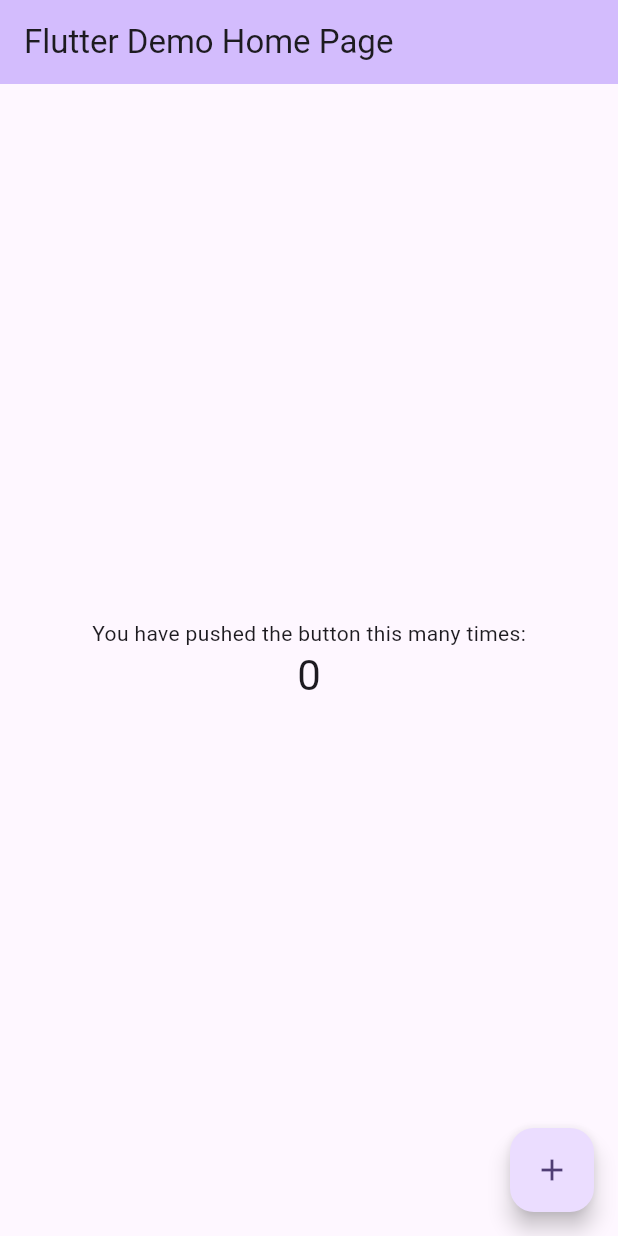
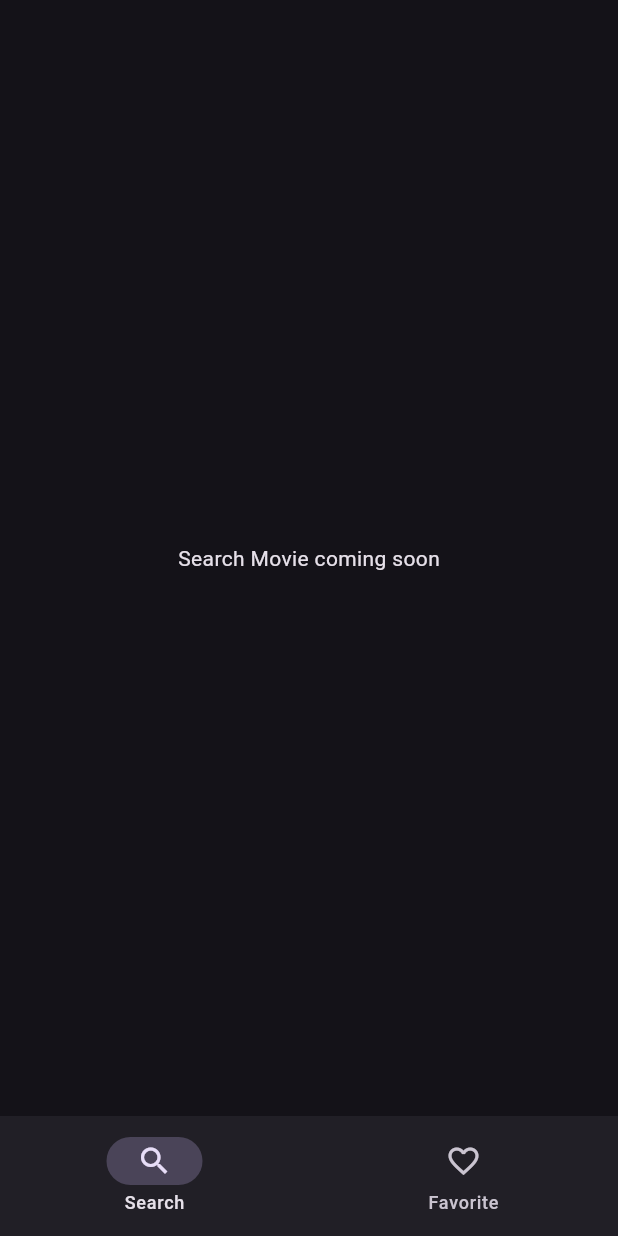
Before and after one commit to nosadaniel/friday_nite_movies, a Flutter app: the screen it shows after launch, on a phone screen of 412 x 824 dp. Run offline on Flutter 3.47's test engine with Material 3 defaults, Android fonts, the phone set to English and light mode, and no system bars; our stand-ins replace flutter_riverpod, go_router.

Commit message:
added routing and responsive navigation bar

```diff
--- a/lib/main.dart
+++ b/lib/main.dart
@@ -1,125 +1,22 @@
 import 'package:flutter/material.dart';
+import 'package:flutter_riverpod/flutter_riverpod.dart';
+import 'package:friday_nite_movies/src/routing/app_router.dart';
 
 void main() {
-  runApp(const MyApp());
+  runApp(const ProviderScope(child: MyApp()));
 }
 
-class MyApp extends StatelessWidget {
+class MyApp extends ConsumerWidget {
   const MyApp({super.key});
 
-  // This widget is the root of your application.
   @override
-  Widget build(BuildContext context) {
-    return MaterialApp(
-      title: 'Flutter Demo',
-      theme: ThemeData(
-        // This is the theme of your application.
-        //
-        // TRY THIS: Try running your application with "flutter run". You'll see
-        // the application has a blue toolbar. Then, without quitting the app,
-        // try changing the seedColor in the colorScheme below to Colors.green
-        // and then invoke "hot reload" (save your changes or press the "hot
-        // reload" button in a Flutter-supported IDE, or press "r" if you used
-        // the command line to start the app).
-        //
-        // Notice that the counter didn't reset back to zero; the application
-        // state is not lost during the reload. To reset the state, use hot
-        // restart instead.
-        //
-        // This works for code too, not just values: Most code changes can be
-        // tested with just a hot reload.
-        colorScheme: ColorScheme.fromSeed(seedColor: Colors.deepPurple),
-        useMaterial3: true,
-      ),
-      home: const MyHomePage(title: 'Flutter Demo Home Page'),
+  Widget build(BuildContext context, WidgetRef ref) {
+    final goRouter = ref.watch(goRouterProvider);
+    return MaterialApp.router(
+      routerConfig: goRouter,
+      title: "Flutter Demo",
+      debugShowCheckedModeBanner: false,
+      theme: ThemeData.dark(),
     );
   }
 }
-
-class MyHomePage extends StatefulWidget {
-  const MyHomePage({super.key, required this.title});
-
-  // This widget is the home page of your application. It is stateful, meaning
-  // that it has a State object (defined below) that contains fields that affect
-  // how it looks.
-
-  // This class is the configuration for the state. It holds the values (in this
-  // case the title) provided by the parent (in this case the App widget) and
-  // used by the build method of the State. Fields in a Widget subclass are
-  // always marked "final".
-
-  final String title;
-
-  @override
-  State<MyHomePage> createState() => _MyHomePageState();
-}
-
-class _MyHomePageState extends State<MyHomePage> {
-  int _counter = 0;
-
-  void _incrementCounter() {
-    setState(() {
-      // This call to setState tells the Flutter framework that something has
-      // changed in this State, which causes it to rerun the build method below
-      // so that the display can reflect the updated values. If we changed
-      // _counter without calling setState(), then the build method would not be
-      // called again, and so nothing would appear to happen.
-      _counter++;
-    });
-  }
-
-  @override
-  Widget build(BuildContext context) {
-    // This method is rerun every time setState is called, for instance as done
-    // by the _incrementCounter method above.
-    //
-    // The Flutter framework has been optimized to make rerunning build methods
-    // fast, so that you can just rebuild anything that needs updating rather
-    // than having to individually change instances of widgets.
-    return Scaffold(
-      appBar: AppBar(
-        // TRY THIS: Try changing the color here to a specific color (to
-        // Colors.amber, perhaps?) and trigger a hot reload to see the AppBar
-        // change color while the other colors stay the same.
-        backgroundColor: Theme.of(context).colorScheme.inversePrimary,
-        // Here we take the value from the MyHomePage object that was created by
-        // the App.build method, and use it to set our appbar title.
-        title: Text(widget.title),
-      ),
-      body: Center(
-        // Center is a layout widget. It takes a single child and positions it
-        // in the middle of the parent.
-        child: Column(
-          // Column is also a layout widget. It takes a list of children and
-          // arranges them vertically. By default, it sizes itself to fit its
-          // children horizontally, and tries to be as tall as its parent.
-          //
-          // Column has various properties to control how it sizes itself and
-          // how it positions its children. Here we use mainAxisAlignment to
-          // center the children vertically; the main axis here is the vertical
-          // axis because Columns are vertical (the cross axis would be
-          // horizontal).
-          //
-          // TRY THIS: Invoke "debug painting" (choose the "Toggle Debug Paint"
-          // action in the IDE, or press "p" in the console), to see the
-          // wireframe for each widget.
-          mainAxisAlignment: MainAxisAlignment.center,
-          children: <Widget>[
-            const Text(
-              'You have pushed the button this many times:',
-            ),
-            Text(
-              '$_counter',
-              style: Theme.of(context).textTheme.headlineMedium,
-            ),
-          ],
-        ),
-      ),
-      floatingActionButton: FloatingActionButton(
-        onPressed: _incrementCounter,
-        tooltip: 'Increment',
-        child: const Icon(Icons.add),
-      ), // This trailing comma makes auto-formatting nicer for build methods.
-    );
-  }
-}
--- /dev/null
+++ b/lib/src/features/movies/presentation/Movies_search_screen.dart
@@ -0,0 +1,13 @@
+import 'package:flutter/material.dart';
+import 'package:flutter_riverpod/flutter_riverpod.dart';
+
+class MoviesSearchScreen extends ConsumerWidget {
+  const MoviesSearchScreen({super.key});
+
+  @override
+  Widget build(BuildContext context, WidgetRef ref) {
+    return const Center(
+      child: Text("Search Movie coming soon"),
+    );
+  }
+}
--- /dev/null
+++ b/lib/src/localization/string_hardcoded.dart
@@ -0,0 +1,5 @@
+/// A simple placeholder that can be used to search all the hardcoded strings
+/// in the code (useful to identify strings that need to be localized).
+extension StringHardcoded on String {
+  String get hardcoded => this;
+}
--- /dev/null
+++ b/lib/src/routing/app_router.dart
@@ -0,0 +1,69 @@
+import 'package:flutter/material.dart';
+import 'package:flutter_riverpod/flutter_riverpod.dart';
+import 'package:friday_nite_movies/src/features/favorites/presentation/favorites_screen.dart';
+import 'package:friday_nite_movies/src/features/movies/presentation/Movies_search_screen.dart';
+import 'package:friday_nite_movies/src/features/movies/presentation/movie_details_screen.dart';
+import 'package:friday_nite_movies/src/routing/scaffold_with_nested_navigation.dart';
+import 'package:go_router/go_router.dart';
+
+enum AppRoute { movies, movie, favorites }
+
+final _rootNavigatorKey = GlobalKey<NavigatorState>();
+final _searchNavigatorKey = GlobalKey<NavigatorState>(debugLabel: 'search');
+final _favoritesNavigatorKey =
+    GlobalKey<NavigatorState>(debugLabel: 'favorites');
+
+final goRouterProvider = Provider<GoRouter>(
+  (ref) => GoRouter(
+    initialLocation: '/movies',
+    navigatorKey: _rootNavigatorKey,
+    debugLogDiagnostics: true,
+    routes: [
+      //stateful navigation
+      StatefulShellRoute.indexedStack(
+        builder: (context, state, navigationShell) =>
+            ScaffoldWithNestedNavigation(
+          navigationShell: navigationShell,
+        ),
+        branches: [
+          StatefulShellBranch(
+            navigatorKey: _searchNavigatorKey,
+            routes: [
+              GoRoute(
+                  path: '/${AppRoute.movies.name}',
+                  name: AppRoute.movies.name,
+                  pageBuilder: (context, state) => NoTransitionPage(
+                      child: const MoviesSearchScreen(), key: state.pageKey),
+                  routes: [
+                    GoRoute(
+                      path: ":id",
+                      name: AppRoute.movie.name,
+                      pageBuilder: (context, state) {
+                        final String id = state.pathParameters['id'] as String;
+                        //todo get movie object from goRoute state
+                        //final String? movie = state.extra is
+                        return MaterialPage(
+                          key: state.pageKey,
+                          child: MovieDetailsScreen(id: id),
+                        );
+                      },
+                    ),
+                  ]),
+            ],
+          ),
+          StatefulShellBranch(
+            navigatorKey: _favoritesNavigatorKey,
+            routes: [
+              GoRoute(
+                path: "/${AppRoute.favorites.name}",
+                name: AppRoute.favorites.name,
+                pageBuilder: (context, state) => NoTransitionPage(
+                    child: const FavoritesScreen(), key: state.pageKey),
+              )
+            ],
+          ),
+        ],
+      ),
+    ],
+  ),
+);
--- /dev/null
+++ b/lib/src/routing/presentation/scaffold_with_navigation_bar.dart
@@ -0,0 +1,34 @@
+import 'package:flutter/material.dart';
+
+class ScaffoldWithNavigationBar extends StatelessWidget {
+  const ScaffoldWithNavigationBar(
+      {required this.body,
+      required this.currentIndex,
+      required this.onDestinationSelected,
+      super.key});
+  final Widget body;
+  final int currentIndex;
+  final ValueChanged<int> onDestinationSelected;
+  @override
+  Widget build(BuildContext context) {
+    return Scaffold(
+      body: body,
+      bottomNavigationBar: NavigationBar(
+        selectedIndex: currentIndex,
+        destinations: const [
+          NavigationDestination(
+            icon: Icon(Icons.search_outlined),
+            label: 'Search',
+            selectedIcon: Icon(Icons.search),
+          ),
+          NavigationDestination(
+            icon: Icon(Icons.favorite_outline),
+            label: 'Favorite',
+            selectedIcon: Icon(Icons.favorite),
+          )
+        ],
+        onDestinationSelected: onDestinationSelected,
+      ),
+    );
+  }
+}
--- /dev/null
+++ b/lib/src/routing/scaffold_with_nested_navigation.dart
@@ -0,0 +1,38 @@
+import 'package:flutter/material.dart';
+import 'package:friday_nite_movies/src/routing/presentation/scaffold_with_navigation_bar.dart';
+import 'package:friday_nite_movies/src/routing/presentation/scaffold_with_navigation_rail.dart';
+import 'package:go_router/go_router.dart';
+
+class ScaffoldWithNestedNavigation extends StatelessWidget {
+  const ScaffoldWithNestedNavigation({required this.navigationShell, Key? key})
+      : super(
+          key: key ?? const ValueKey("ScaffoldWithNestedNavigation"),
+        );
+  final StatefulNavigationShell navigationShell;
+
+  void _goBranch(int index) {
+    navigationShell.goBranch(index,
+        // A common pattern when using bottom navigation bars is to support
+        // navigating to the initial location when tapping the item that is
+        // already active. This example demonstrates how to support this behavior,
+        // using the initialLocation parameter of goBranch.
+        initialLocation: index == navigationShell.currentIndex);
+  }
+
+  @override
+  Widget build(BuildContext context) {
+    return LayoutBuilder(
+      builder: (context, constraints) => constraints.maxWidth < 450
+          ? ScaffoldWithNavigationBar(
+              body: navigationShell,
+              currentIndex: navigationShell.currentIndex,
+              onDestinationSelected: _goBranch,
+            )
+          : ScaffoldWithNavigationRail(
+              body: navigationShell,
+              currentIndex: navigationShell.currentIndex,
+              onDestinationSelected: _goBranch,
+            ),
+    );
+  }
+}
```
Also changed, not shown: lib/src/features/favorites/presentation/favorites_screen.dart (added, +13 -0 lines), lib/src/features/movies/presentation/movie_details_screen.dart (added, +13 -0 lines), lib/src/routing/presentation/scaffold_with_navigation_rail.dart (added, +40 -0 lines), 5 other files.
